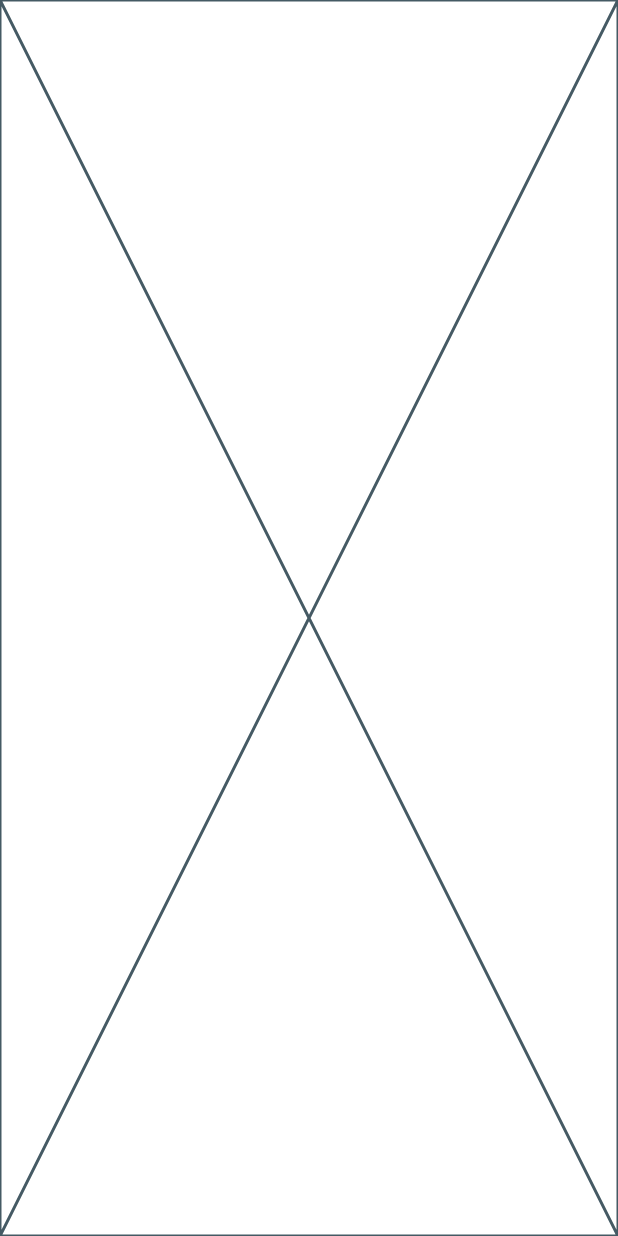
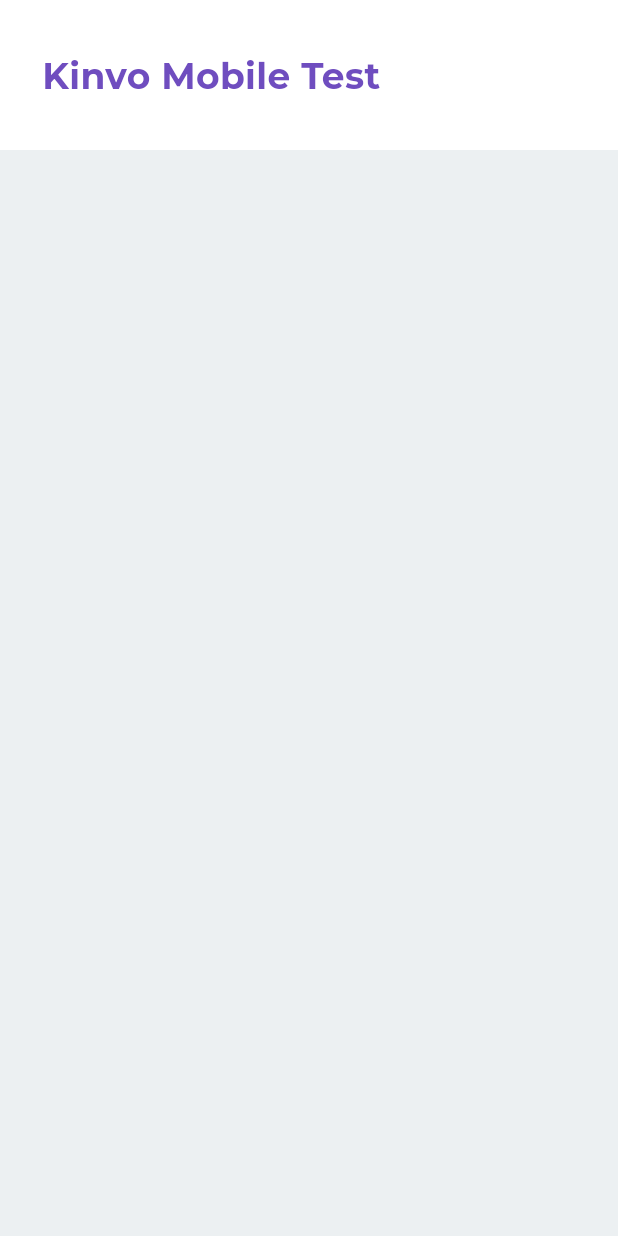
Before and after one commit to paulohm0/kinvo-mobile-test, a Flutter app: the screen it shows after launch, on a phone screen of 412 x 824 dp. Run offline on Flutter 3.47's test engine with Material 3 defaults, Android fonts, the phone set to English and light mode, and no system bars; project files that could hold a hidden picture were left out.

Commit message:
wip: homeview

```diff
--- a/lib/core/theme/app_colors.dart
+++ b/lib/core/theme/app_colors.dart
@@ -1,5 +1,12 @@
 import 'package:flutter/material.dart';
 
 class AppColors {
-  static const Color primary = Color(0xFF000000);
+  static const Color red = Color(0xFFE85D1F);
+  static const Color blue = Color(0xFF36C4D6);
+  static const Color grey = Color(0xFF627179);
+  static const Color green = Color(0xFFAED335);
+  static const Color white = Color(0xFFFFFFFF);
+  static const Color yellow = Color(0xFFF8C22E);
+  static const Color primary = Color(0xFF6F4DBF);
+  static const Color mainBackground = Color(0xFFECF0F2);
 }
--- a/lib/main.dart
+++ b/lib/main.dart
@@ -1,4 +1,5 @@
 import 'package:flutter/material.dart';
+import 'package:kinvo_mobile_test/core/theme/app_colors.dart';
 import 'package:kinvo_mobile_test/ui/home/view/home_view.dart';
 
 void main() {
@@ -11,9 +12,12 @@ class MyApp extends StatelessWidget {
   @override
   Widget build(BuildContext context) {
     return MaterialApp(
+      debugShowCheckedModeBanner: false,
       title: 'Kinvo Mobile Test',
       theme: ThemeData(
-        colorScheme: ColorScheme.fromSeed(seedColor: Colors.deepPurple),
+        scaffoldBackgroundColor: AppColors.mainBackground,
+        colorScheme: ColorScheme.fromSeed(seedColor: Colors.blue),
+        fontFamily: 'Montserrat',
       ),
       home: HomeView(),
     );
--- a/lib/ui/home/view/home_view.dart
+++ b/lib/ui/home/view/home_view.dart
@@ -1,10 +1,13 @@
 import 'package:flutter/material.dart';
+import 'package:kinvo_mobile_test/shared/widgets/app_bar_custom.dart';
 
 class HomeView extends StatelessWidget {
   const HomeView({super.key});
 
   @override
   Widget build(BuildContext context) {
-    return const Placeholder();
+    return SafeArea(
+      child: Scaffold(appBar: CustomAppBar(title: 'Kinvo Mobile Test')),
+    );
   }
 }
```
